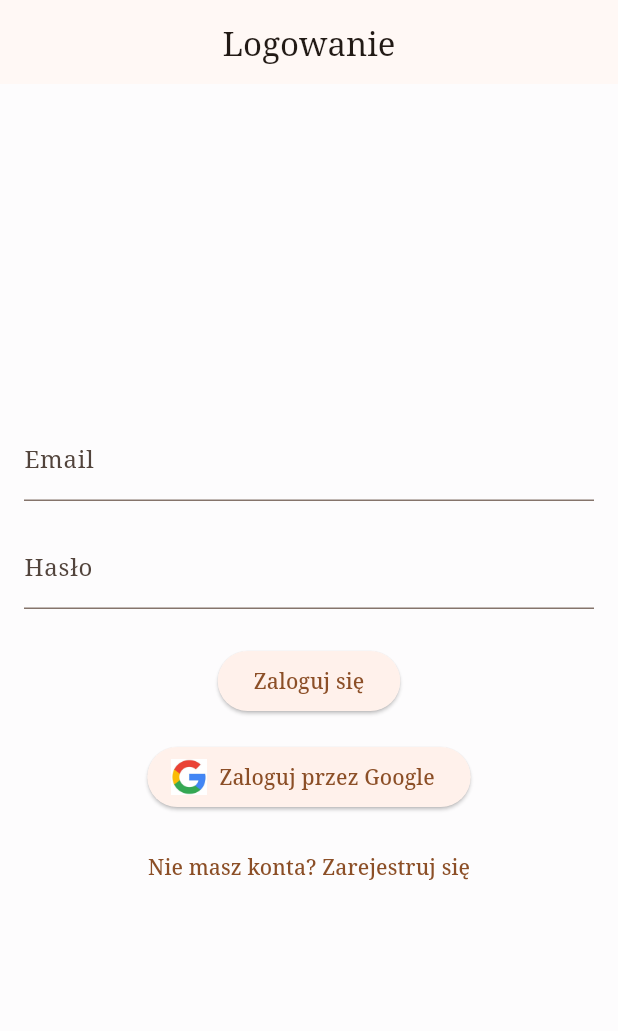
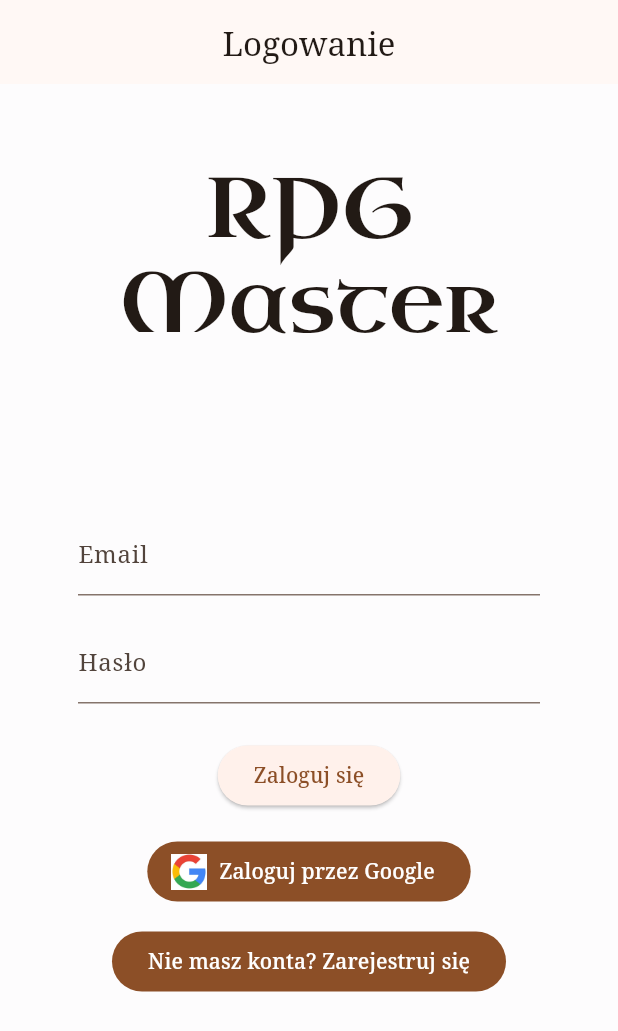
Before and after one commit to NikodemGrzela/RPGMaster, a Flutter app: the screen it shows after launch, on a phone screen of 412 x 824 dp. Shown: the top 1031 px of the screen. Run offline on Flutter 3.47's test engine with Material 3 defaults, Android fonts, the phone set to English and light mode, and no system bars; our stand-ins replace firebase_auth, firebase_core, flutter_riverpod, google_sign_in; accounts and stored records are empty; generated files the repository leaves out were written again.

Commit message:
Added logo text to view

```diff
--- a/rpgmaster/lib/screens/login/login_screen.dart
+++ b/rpgmaster/lib/screens/login/login_screen.dart
@@ -22,10 +22,21 @@ class _LoginScreenState extends ConsumerState<LoginScreen> {
     return Scaffold(
       appBar: AppBar(title: const Text('Logowanie')),
       body: Padding(
-        padding: const EdgeInsets.all(16.0),
+        padding: const EdgeInsets.all(52.0),
         child: Column(
           mainAxisAlignment: MainAxisAlignment.center,
           children: [
+            Text(
+              'RPG\nMaster',
+              textAlign: TextAlign.center,
+              style: Theme.of(context).textTheme.displayLarge?.copyWith(
+                fontFamily: 'UncialAntiqua',
+                fontWeight: FontWeight.w300,
+                height: 1.1,
+              ),
+            ),
+
+            const Spacer(flex: 2),
             TextField(
               controller: emailController,
               decoration: const InputDecoration(labelText: 'Email'),
@@ -59,9 +70,9 @@ class _LoginScreenState extends ConsumerState<LoginScreen> {
             ),
 
             const SizedBox(height: 16),
-            ElevatedButton.icon(
+            FilledButton.icon(
               icon: Image.asset(
-                'assets/google_logo.jpeg', // dodaj logo Google w assets
+                'assets/google_logo.jpeg',
                 height: 24,
               ),
               label: const Text('Zaloguj przez Google'),
@@ -80,7 +91,7 @@ class _LoginScreenState extends ConsumerState<LoginScreen> {
             ),
 
             const SizedBox(height: 12),
-            TextButton(
+            FilledButton(
               onPressed: () {
                 Navigator.push(
                   context,
@@ -89,6 +100,8 @@ class _LoginScreenState extends ConsumerState<LoginScreen> {
               },
               child: const Text('Nie masz konta? Zarejestruj się'),
             ),
+
+            const Spacer(flex: 2),
           ],
         ),
       ),
```
